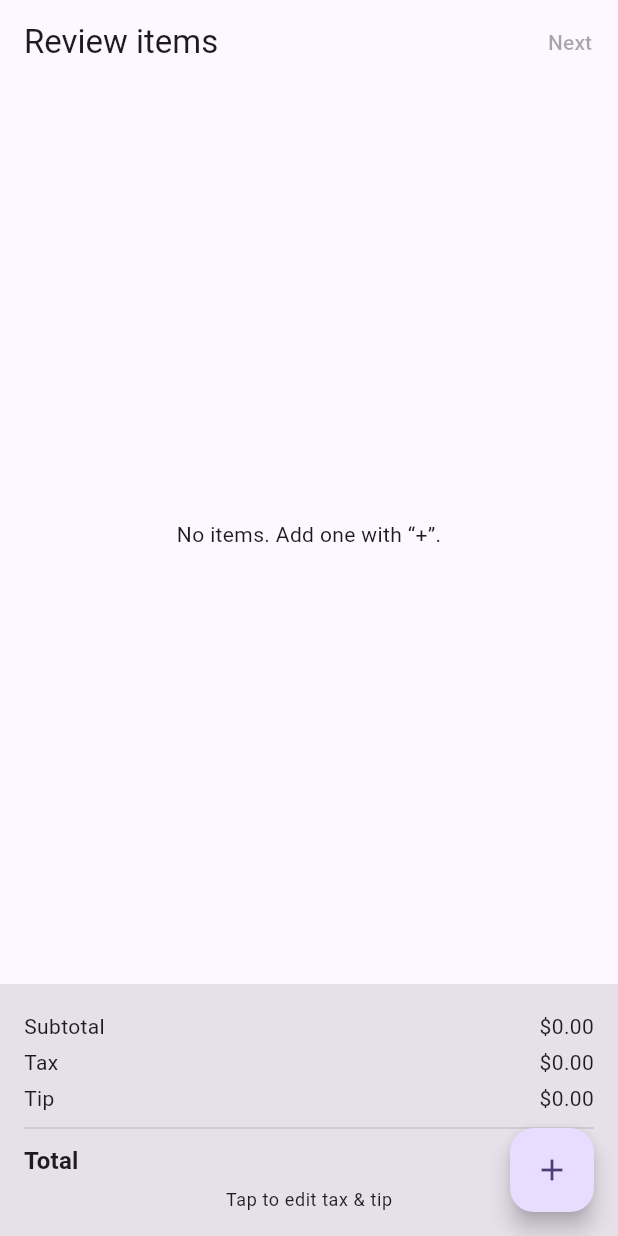
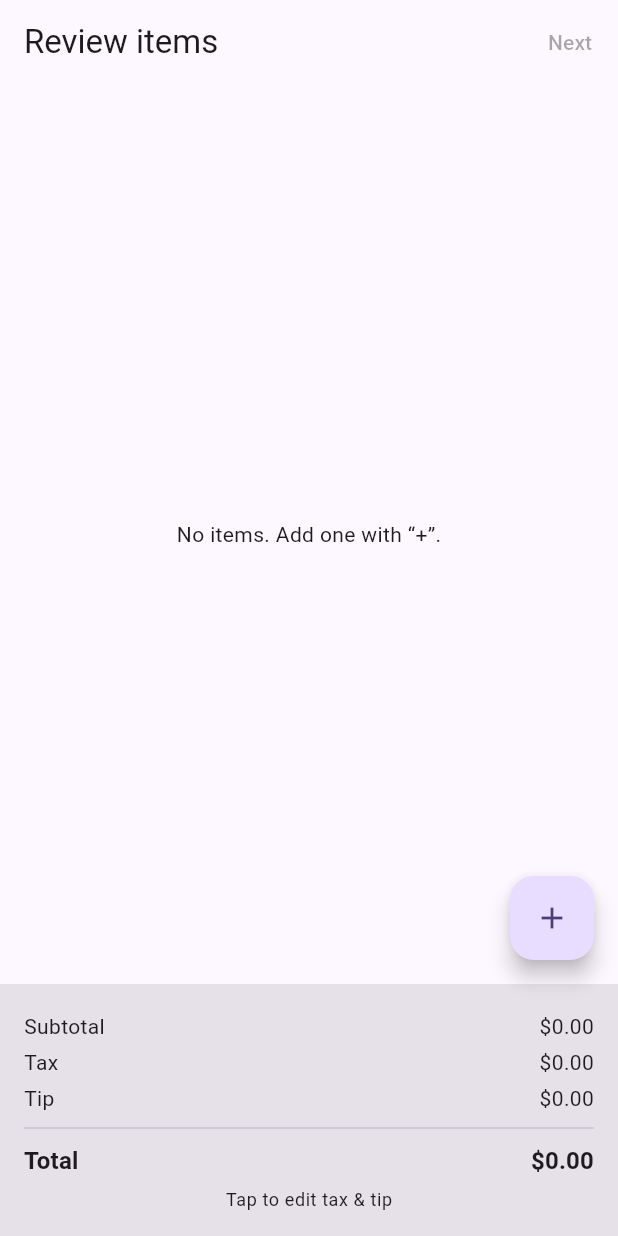
Before and after one commit to morre95/splitt_happens, a Flutter app: the ReviewItemsScreen screen opened by its route, on a phone screen of 412 x 824 dp. Run offline on Flutter 3.47's test engine with Material 3 defaults, Android fonts, the phone set to English and light mode, and no system bars; our stand-ins replace camera, drift, flutter_riverpod, flutter_secure_storage, freezed_annotation, go_router and 6 more; missing offline and left inert: google_mlkit_text_recognition; accounts and stored records are empty; generated files the repository leaves out were written again.

Commit message:
add bottom navigation bar to review items screen
- move _SummaryRow to bottomNavigationBar for better layout
- adjust _SummaryRow to use mainAxisSize.min for proper sizing

```diff
--- a/lib/screens/review_items/review_items_screen.dart
+++ b/lib/screens/review_items/review_items_screen.dart
@@ -80,9 +80,10 @@ class ReviewItemsScreen extends ConsumerWidget {
                     },
                   ),
           ),
-          _SummaryRow(bill: bill, onEditTaxTip: () => _editTaxTip(context, ref)),
         ],
       ),
+      bottomNavigationBar:
+          _SummaryRow(bill: bill, onEditTaxTip: () => _editTaxTip(context, ref)),
       floatingActionButton: FloatingActionButton(
         onPressed: () => controller.addItem(
           Item(id: _uuid.v4(), name: 'New item', unitPrice: 0),
@@ -187,6 +188,7 @@ class _SummaryRow extends StatelessWidget {
         child: Padding(
           padding: const EdgeInsets.all(16),
           child: Column(
+            mainAxisSize: MainAxisSize.min,
             children: <Widget>[
               _line(context, 'Subtotal', bill.subtotal),
               _line(context, 'Tax', bill.taxAmount),
```
